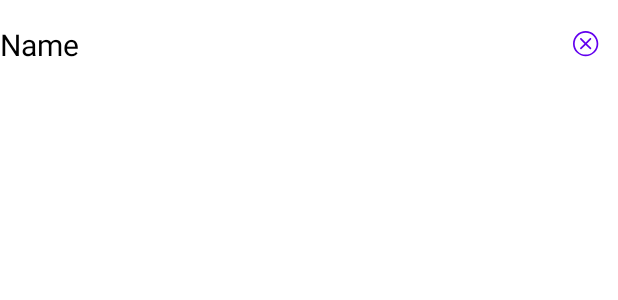
After one commit to Daniel-Why/MyPassWord, an Android app: the layout pwd_list_item.xml on its own in the app's theme, with its tools: preview values and no code run, on a phone screen of 412 x 824 dp. The commit adds this screen. Shown: the top 300 px of the screen. Run offline under Robolectric (Android 15) with nearby library versions, the phone set to English and light mode, and no system bars.

Commit message:
- 新增删除密码本中的密码功能

```diff
--- /dev/null
+++ b/app/src/main/res/drawable/ic_delete.xml
@@ -0,0 +1,12 @@
+<vector xmlns:android="http://schemas.android.com/apk/res/android"
+    android:width="500dp"
+    android:height="500dp"
+    android:viewportWidth="1024"
+    android:viewportHeight="1024">
+  <path
+      android:fillColor="#FF000000"
+      android:pathData="M684.6,277.6l-1.4,-1.5c-12.5,-12.5 -32.7,-12.5 -45.2,0L479.7,434.5l-158.3,-158.3c-12.6,-12.5 -32.8,-12.5 -45.2,0 -12.6,12.5 -12.6,32.7 0,45.2l158.3,158.3L276.1,638c-12.5,12.4 -12.5,32.7 0,45.2l1.5,1.4c12.4,12.5 32.7,12.5 45.2,0l158.3,-158.3 158.3,158.3c12.5,12.5 32.7,12.5 45.2,0 12.5,-12.5 12.5,-32.7 0,-45.2l-158.3,-158.3 158.3,-158.3C697.1,310.3 697.1,290.1 684.6,277.6"/>
+  <path
+      android:fillColor="#FF000000"
+      android:pathData="M818.9,140.5c-187.3,-187.4 -491,-187.4 -678.4,0 -187.3,187.3 -187.3,491 0,678.4 187.3,187.4 491,187.4 678.4,0C1006.3,631.6 1006.3,327.9 818.9,140.5M773.7,773.7c-162.3,162.3 -425.6,162.4 -587.9,0 -162.4,-162.3 -162.4,-425.6 0,-587.9 162.3,-162.4 425.6,-162.4 587.9,0C936.1,348.1 936,611.3 773.7,773.7"/>
+</vector>
--- /dev/null
+++ b/app/src/main/res/layout/pwd_list_item.xml
@@ -0,0 +1,33 @@
+<?xml version="1.0" encoding="utf-8"?>
+<LinearLayout xmlns:android="http://schemas.android.com/apk/res/android"
+    xmlns:app="http://schemas.android.com/apk/res-auto"
+    android:layout_width="match_parent"
+    android:layout_height="60sp"
+    android:orientation="horizontal"
+    android:gravity="center_vertical">
+
+        <TextView
+            android:id="@+id/pwd_name"
+            android:layout_width="0sp"
+            android:layout_height="match_parent"
+            android:layout_weight="1"
+            android:gravity="center_vertical"
+            android:text="Name"
+            android:textSize="20sp"
+            android:textColor="@color/black"/>
+        <Button
+            style="@style/Widget.Material3.Button.TextButton"
+            android:id="@+id/deletePwdButton"
+            android:layout_width="42sp"
+            android:layout_height="wrap_content"
+            app:icon="@drawable/ic_delete"
+            app:iconSize="18dp"
+            android:focusable="false"
+            android:focusableInTouchMode="false"
+            />
+        <!--
+        android:focusable="false"
+        android:focusableInTouchMode="false"
+        解决：ListView的Item中包含Button控件，会出现Item点击失效，不响应，Button可点击，响应，的问题
+        -->
+</LinearLayout>
```
Also changed, not shown: app/src/main/java/dan/fatzero/mypassword/ListViewForScrollView.java (added, +24 -0 lines), app/src/main/java/dan/fatzero/mypassword/NotebookActivity.java (+64 -17 lines), app/src/main/java/dan/fatzero/mypassword/PwdList.java (added, +16 -0 lines), app/src/main/java/dan/fatzero/mypassword/PwdListAdapter.java (added, +49 -0 lines), app/src/main/res/layout/activity_notebook.xml (+5 -15 lines).
